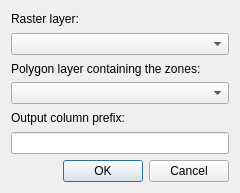
Above: src/plugins/zonal_statistics/qgszonalstatisticsdialogbase.ui from carsmie/QGIS before the change. Below: the same form after it.
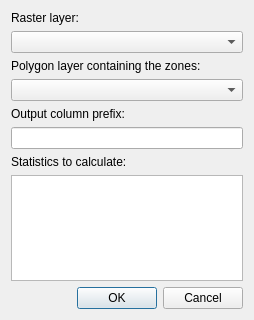
That is the form after the change.

Commit message: [FEATURE] Allow selection of wanted stats for zonal stats (fix #4429)

Patch:
```diff
--- a/src/plugins/zonal_statistics/qgszonalstatisticsdialogbase.ui
+++ b/src/plugins/zonal_statistics/qgszonalstatisticsdialogbase.ui
@@ -6,8 +6,8 @@
    <rect>
     <x>0</x>
     <y>0</y>
-    <width>240</width>
-    <height>193</height>
+    <width>254</width>
+    <height>320</height>
    </rect>
   </property>
   <property name="windowTitle">
@@ -48,6 +48,16 @@
      </property>
     </widget>
    </item>
+   <item>
+    <widget class="QLabel" name="label">
+     <property name="text">
+      <string>Statistics to calculate:</string>
+     </property>
+    </widget>
+   </item>
+   <item>
+    <widget class="QListWidget" name="mStatsListWidget"/>
+   </item>
    <item>
     <widget class="QDialogButtonBox" name="buttonBox">
      <property name="orientation">
```
The commit also changes 5 other files.
